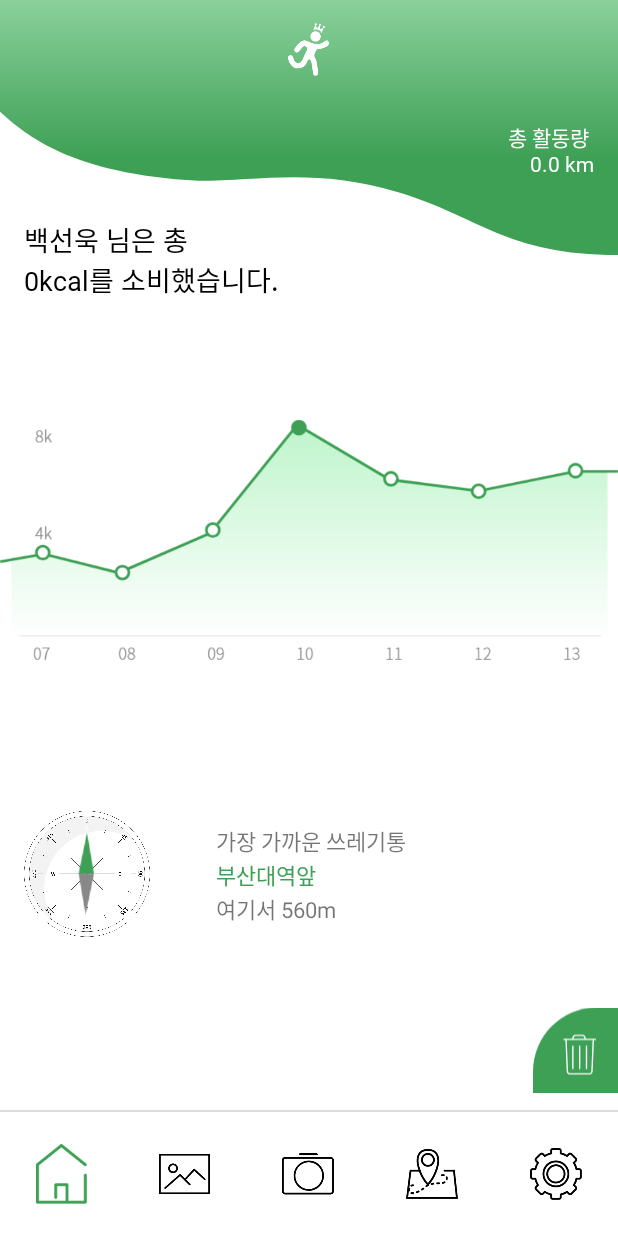
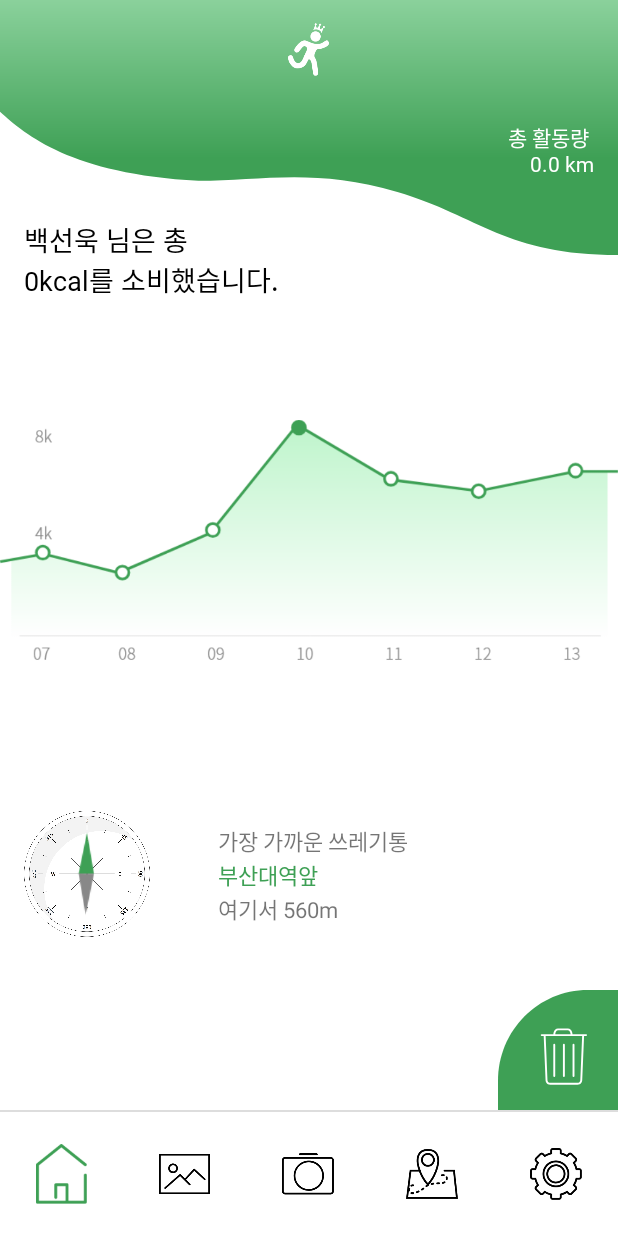
Before and after one commit to apptive-5pecials/Ploking, an Android app: the screen it shows after launch (TabbedActivity), on a phone screen of 412 x 824 dp. Run offline under Robolectric (Android 15) with nearby library versions, the phone set to English and light mode, and no system bars; pictures from the network do not load.

Commit message:
Home Design 3

```diff
--- a/app/src/main/res/layout/fragment_home.xml
+++ b/app/src/main/res/layout/fragment_home.xml
@@ -79,7 +79,7 @@
         android:weightSum="3">
 
         <LinearLayout
-            android:layout_weight="0.5"
+            android:layout_weight="1"
             android:layout_width="wrap_content"
             android:layout_height="wrap_content"
             android:orientation="horizontal">
@@ -92,7 +92,7 @@
 
         </LinearLayout>
         <LinearLayout
-            android:layout_weight="1.5"
+            android:layout_weight="2"
             android:layout_marginTop="25dp"
             android:layout_width="wrap_content"
             android:layout_height="wrap_content"
@@ -118,15 +118,14 @@
 
 
         <LinearLayout
-            android:layout_weight="1"
-            android:layout_width="0dp"
+            android:layout_width="80dp"
             android:layout_height="match_parent"
             android:gravity="right|bottom"
-            >
+            android:orientation="vertical">
 
             <ImageView
                 android:id="@+id/button_trash"
-                android:layout_width="wrap_content"
+                android:layout_width="match_parent"
                 android:layout_height="wrap_content"
                 android:layout_gravity="right|bottom"
                 android:src="@drawable/button_trash" />
```
